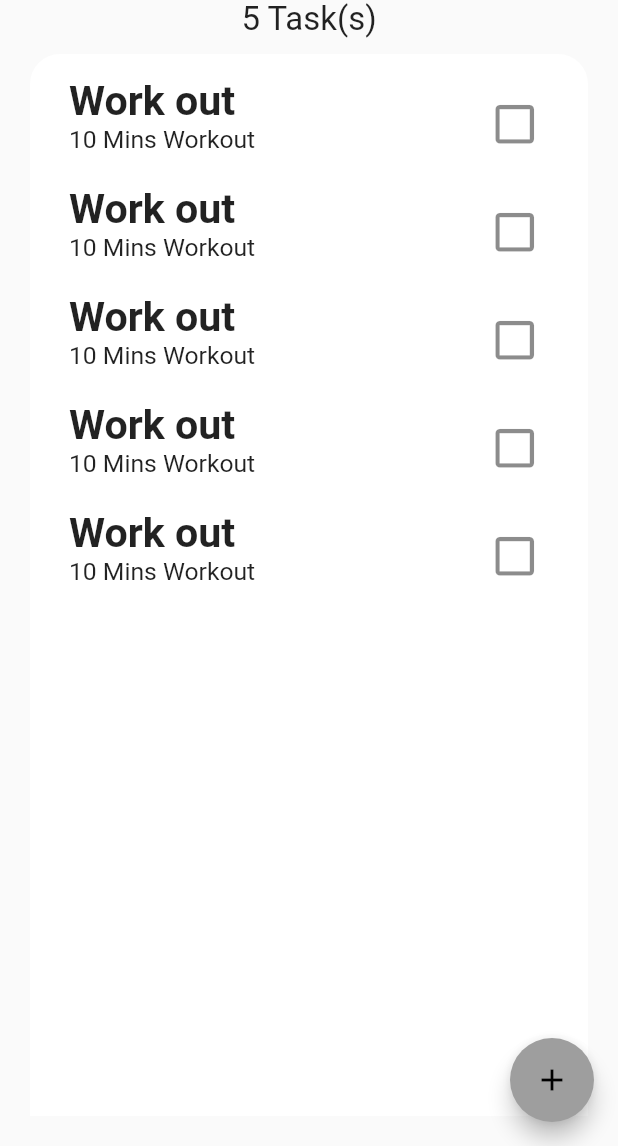
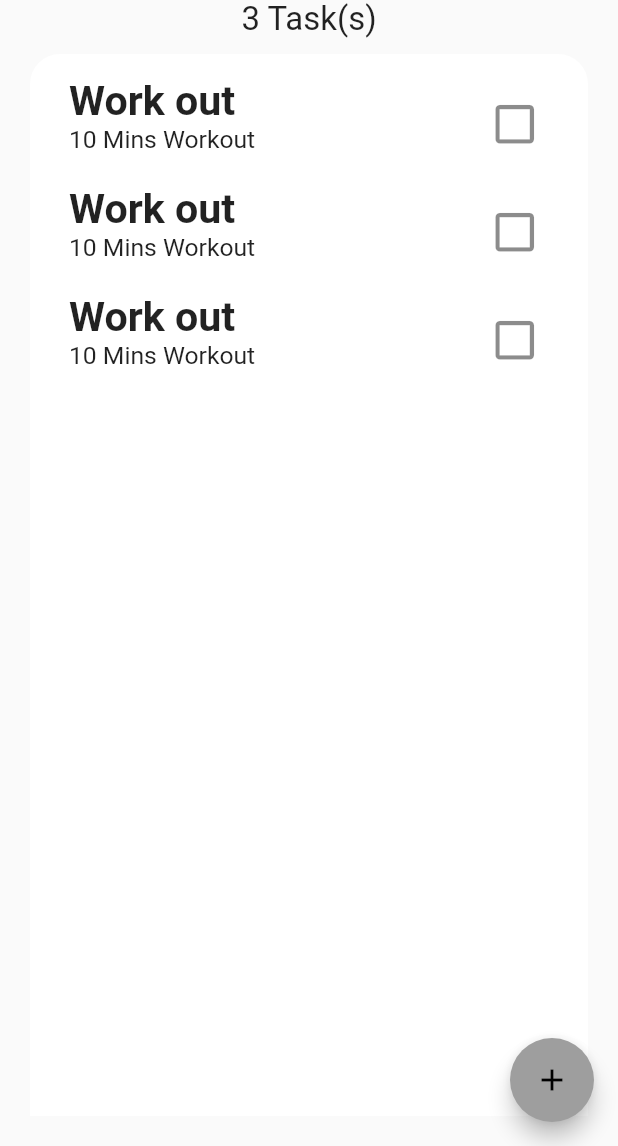
Before and after one commit to Adzumr/Debt-Monitor, a Flutter app: the screen it shows after launch, on a phone screen of 412 x 824 dp, the part 90-1236 px from its top. Run offline on Flutter 3.47's test engine with Material 2 defaults, Android fonts, the phone set to English and light mode, and no system bars; our stand-ins replace device_preview, sizer.

Commit message:
Update the Model

```diff
--- a/lib/main.dart
+++ b/lib/main.dart
@@ -1,5 +1,5 @@
 
-import 'package:debt_monitor/screens/home.dart';
+import 'package:debt_monitor/screens/mainScreen.dart';
 import 'package:device_preview/device_preview.dart';
 import 'package:flutter/material.dart';
 
--- /dev/null
+++ b/lib/model/taskModel.dart
@@ -0,0 +1,45 @@
+import 'package:flutter/material.dart';
+import 'package:sizer/sizer.dart';
+
+import '../preDefined.dart';
+
+class TaskTile extends StatefulWidget {
+  const TaskTile({Key? key}) : super(key: key);
+
+  @override
+  State<TaskTile> createState() => _TaskTileState();
+}
+
+bool stateValue = false;
+
+class _TaskTileState extends State<TaskTile> {
+  @override
+  Widget build(BuildContext context) {
+    return ListTile(
+      title: Text(
+        "Work out",
+        style: stateValue
+            ? titleFontStyle.copyWith(decoration: TextDecoration.lineThrough)
+            : titleFontStyle,
+      ),
+      subtitle: Text(
+        "10 Mins Workout",
+        style: stateValue
+            ? bodyFontStyle.copyWith(
+                fontSize: 12.sp, decoration: TextDecoration.lineThrough)
+            : bodyFontStyle.copyWith(fontSize: 12.sp),
+      ),
+      trailing: IconButton(
+        onPressed: () {
+          setState(() {
+            stateValue = !stateValue;
+          });
+        },
+        icon: Icon(
+          stateValue ? Icons.check_box_outlined : Icons.check_box_outline_blank,
+          size: 25.sp,
+        ),
+      ),
+    );
+  }
+}
--- a/lib/screens/home.dart
+++ b/lib/screens/mainScreen.dart
@@ -1,3 +1,4 @@
+import 'package:debt_monitor/model/taskModel.dart';
 import 'package:debt_monitor/preDefined.dart';
 import 'package:flutter/material.dart';
 import 'package:sizer/sizer.dart';
@@ -13,13 +14,7 @@ List<Widget> taskList = [
   TaskTile(),
   TaskTile(),
   TaskTile(),
-  TaskTile(),
-  TaskTile(),
 ];
-
-Widget bottomSheetWidget(BuildContext context) {
-  return const CircularProgressIndicator();
-}
 
 class _ToDoScreenState extends State<ToDoScreen> {
   bool stateValue = false;
@@ -81,44 +76,3 @@ class _ToDoScreenState extends State<ToDoScreen> {
     );
   }
 }
-
-class TaskTile extends StatefulWidget {
-  const TaskTile({Key? key}) : super(key: key);
-
-  @override
-  State<TaskTile> createState() => _TaskTileState();
-}
-
-bool stateValue = false;
-
-class _TaskTileState extends State<TaskTile> {
-  @override
-  Widget build(BuildContext context) {
-    return ListTile(
-      title: Text(
-        "Work out",
-        style: stateValue
-            ? titleFontStyle.copyWith(decoration: TextDecoration.lineThrough)
-            : titleFontStyle,
-      ),
-      subtitle: Text(
-        "10 Mins Workout",
-        style: stateValue
-            ? bodyFontStyle.copyWith(
-                fontSize: 12.sp, decoration: TextDecoration.lineThrough)
-            : bodyFontStyle.copyWith(fontSize: 12.sp),
-      ),
-      trailing: IconButton(
-        onPressed: () {
-          setState(() {
-            stateValue = !stateValue;
-          });
-        },
-        icon: Icon(
-          stateValue ? Icons.check_box_outlined : Icons.check_box_outline_blank,
-          size: 25.sp,
-        ),
-      ),
-    );
-  }
-}
```
Also changed, not shown: lib/screens/taskScreen.dart (deleted, +0 -54 lines).
